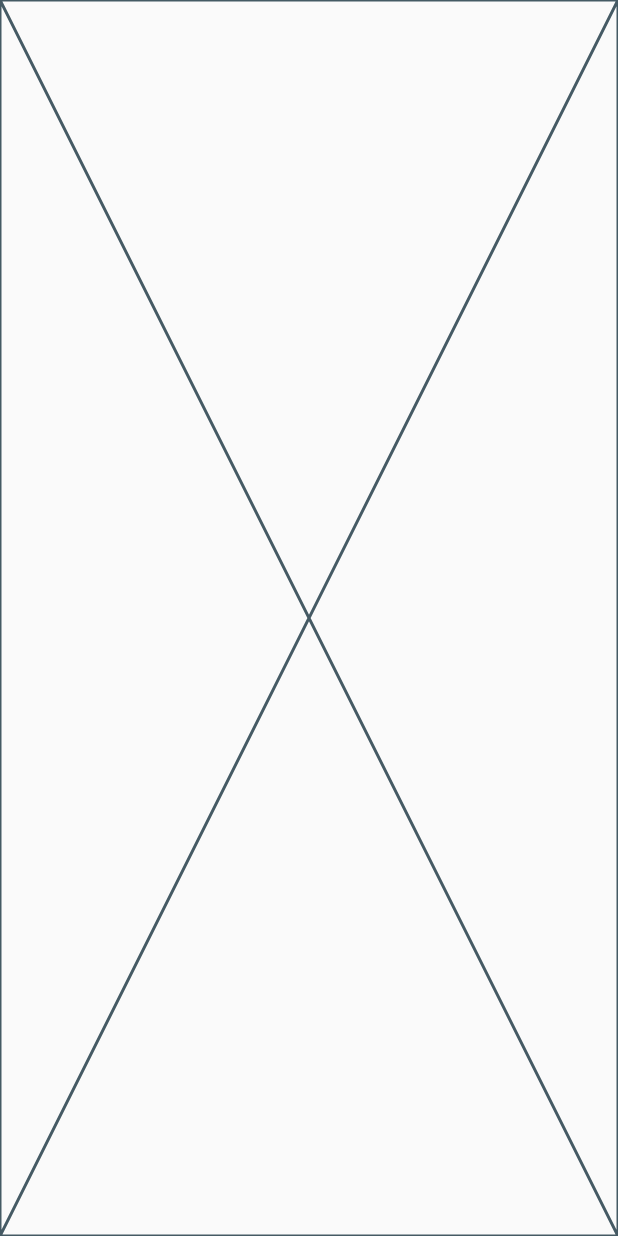
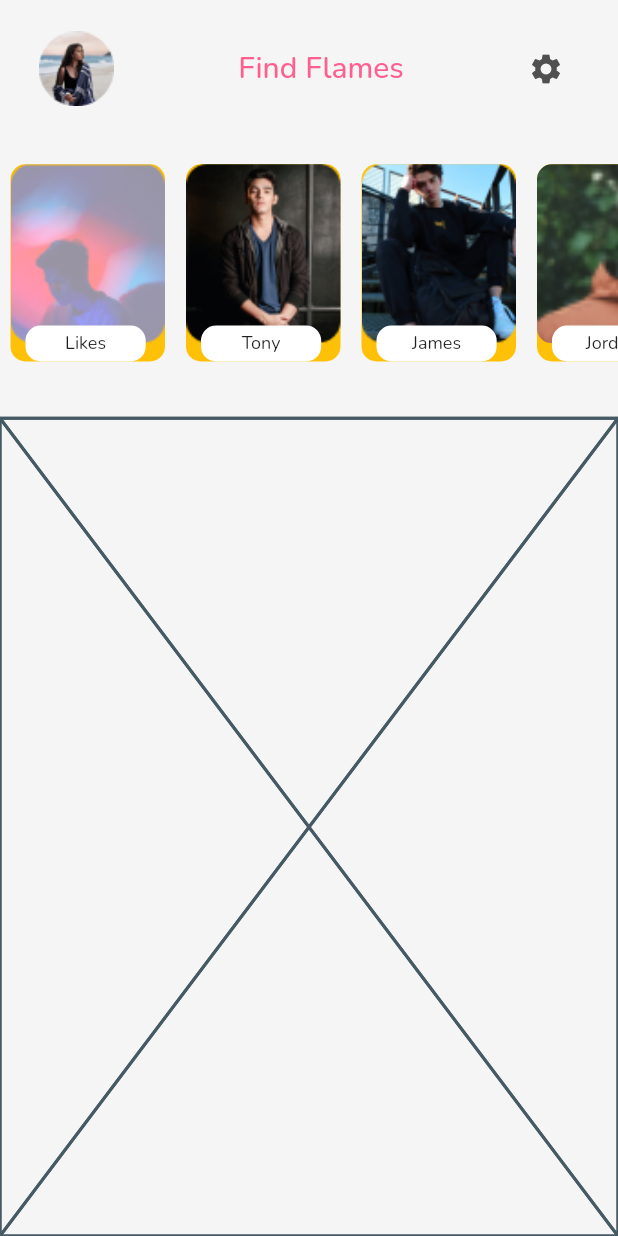
Before and after one commit to Vinit-Juikar/Find_Flames_Internship_Application, a Flutter app: the screen it shows after launch, on a phone screen of 412 x 824 dp. Run offline on Flutter 3.47's test engine with Material 2 defaults, Android fonts, the phone set to English and light mode, and no system bars; our stand-ins replace flutter_screenutil, google_fonts.

Commit message:
appbar implemented successfully

```diff
--- /dev/null
+++ b/lib/data/list_for_widgets.dart
@@ -0,0 +1,12 @@
+List NamesForHomeScreen = [
+  "Likes",
+  "Tony",
+  "James",
+  "Jordan",
+];
+List ImagesForHomeScreen = [
+  "assets/images/Rectangle 453.png",
+  "assets/images/Rectangle 454.png",
+  "assets/images/Rectangle 458.png",
+  "assets/images/Rectangle 459.png"
+];
--- a/lib/main.dart
+++ b/lib/main.dart
@@ -1,5 +1,6 @@
 import 'package:find_flames_internship_application/screens/main_home_screen.dart';
 import 'package:flutter/material.dart';
+import 'package:flutter_screenutil/flutter_screenutil.dart';
 
 void main() {
   runApp(MyApp());
@@ -10,11 +11,18 @@ class MyApp extends StatelessWidget {
 
   @override
   Widget build(BuildContext context) {
-    return const  MaterialApp(
-      home: SafeArea(
-          child: Scaffold(
-        body: MainHomeScreen(),
-      )),
+    return ScreenUtilInit(
+      designSize: const Size(360, 690),
+      builder: (context, child) {
+        return const MaterialApp(
+          debugShowCheckedModeBanner: false,
+          home: SafeArea(
+            child: Scaffold(
+              body: MainHomeScreen(),
+            ),
+          ),
+        );
+      },
     );
   }
 }
--- a/lib/screens/main_home_screen.dart
+++ b/lib/screens/main_home_screen.dart
@@ -1,11 +1,26 @@
-import 'package:flutter/src/widgets/framework.dart';
-import 'package:flutter/src/widgets/placeholder.dart';
+import 'package:find_flames_internship_application/widgets/appbar.dart';
+import 'package:find_flames_internship_application/widgets/list_of_people_on_home_screen.dart';
+import 'package:find_flames_internship_application/widgets/searchBar_and_messages.dart';
+import 'package:flutter/material.dart';
+
+
 
 class MainHomeScreen extends StatelessWidget {
   const MainHomeScreen({super.key});
 
   @override
   Widget build(BuildContext context) {
-    return const Placeholder();
+    return Scaffold(
+      backgroundColor: Color(0xFFF5F5F5),
+      appBar: AppBarForHomeScreen(),
+      body: Column(
+        // mainAxisAlignment: MainAxisAlignment.center,
+        children: [
+          listOfFriendsOnHomeScreen(),
+          searchBarAndMessages(),
+
+        ],
+      ),
+    );
   }
 }
--- /dev/null
+++ b/lib/widgets/appbar.dart
@@ -0,0 +1,40 @@
+import 'package:flutter/material.dart';
+import 'package:google_fonts/google_fonts.dart';
+import 'package:flutter_screenutil/flutter_screenutil.dart';
+
+AppBar AppBarForHomeScreen() {
+  return AppBar(
+    backgroundColor: Color(0xFFF5F5F5),
+    toolbarHeight: 60.h,
+    elevation: 0,
+    title: Container(
+      margin: EdgeInsets.only(top: 20),
+      child: Row(
+        children: [
+          Container(
+            margin: EdgeInsets.only(left: 10),
+            child: Image.asset("assets/images/Ellipse 2.png"),
+          ),
+          Spacer(),
+          Text(
+            "Find Flames",
+            style: GoogleFonts.nunito(
+              textStyle: const TextStyle(
+                fontSize: 20,
+                color: Color(0xFFFF5F8F),
+              ),
+            ),
+          ),
+          Spacer(),
+          Container(
+            margin: EdgeInsets.only(right: 20),
+            child: const Icon(
+              Icons.settings,
+              color: Color(0xFF505050),
+            ),
+          )
+        ],
+      ),
+    ),
+  );
+}
--- /dev/null
+++ b/lib/widgets/list_of_people_on_home_screen.dart
@@ -0,0 +1,67 @@
+import 'package:find_flames_internship_application/data/list_for_widgets.dart';
+import 'package:flutter/material.dart';
+import 'package:flutter_screenutil/flutter_screenutil.dart';
+import 'package:google_fonts/google_fonts.dart';
+
+Widget listOfFriendsOnHomeScreen() {
+  return Container(
+    margin: EdgeInsets.symmetric(vertical: 20),
+    height: 140.h,
+    width: double.infinity,
+    // color: Colors.black,
+    child: ListView.builder(
+      scrollDirection: Axis.horizontal,
+      itemCount: 4,
+      itemBuilder: (context, index) {
+        return Center(
+          child: Container(
+            margin: EdgeInsets.symmetric(
+              horizontal: 7,
+            ),
+            height: 110.h,
+            width: 90.w,
+            decoration: BoxDecoration(
+                color: Colors.amber,
+                borderRadius: BorderRadius.all(Radius.circular(10))),
+            child: Stack(
+              children: [
+                Container(
+                  height: 100.h,
+                  width: 90.w,
+                  child: ClipRRect(
+                    borderRadius: BorderRadius.all(Radius.circular(10)),
+                    child: Image.asset(
+                      ImagesForHomeScreen[index],
+                      fit: BoxFit.cover,
+                    ),
+                  ),
+                ), // this is for image
+                Positioned(
+                  left: 10,
+                  bottom: 0,
+                  child: Container(
+                    height: 20.h,
+                    width: 70.w,
+                    decoration: BoxDecoration(
+                        color: Colors.white,
+                        borderRadius: BorderRadius.all(Radius.circular(10))),
+                    child: Center(
+                      child: Text(
+                        NamesForHomeScreen[index],
+                        style: GoogleFonts.nunito(
+                          textStyle: TextStyle(
+                            fontSize: 12,
+                          ),
+                        ),
+                      ),
+                    ),
+                  ),
+                ), // this is for the name
+              ],
+            ),
+          ),
+        );
+      },
+    ),
+  );
+}
--- /dev/null
+++ b/lib/widgets/messages.dart
@@ -0,0 +1,11 @@
+import 'package:flutter/src/widgets/framework.dart';
+import 'package:flutter/src/widgets/placeholder.dart';
+
+class messages extends StatelessWidget {
+  const messages({super.key});
+
+  @override
+  Widget build(BuildContext context) {
+    return const Placeholder();
+  }
+}
--- /dev/null
+++ b/lib/widgets/searchBar.dart
@@ -0,0 +1,11 @@
+import 'package:flutter/src/widgets/framework.dart';
+import 'package:flutter/src/widgets/placeholder.dart';
+
+class searchBar extends StatelessWidget {
+  const searchBar({super.key});
+
+  @override
+  Widget build(BuildContext context) {
+    return const Placeholder();
+  }
+}
--- /dev/null
+++ b/lib/widgets/searchBar_and_messages.dart
@@ -0,0 +1,22 @@
+import 'package:flutter/material.dart';
+import 'package:flutter/src/widgets/framework.dart';
+import 'package:flutter/src/widgets/placeholder.dart';
+
+import 'messages.dart';
+import 'searchBar.dart';
+
+class searchBarAndMessages extends StatelessWidget {
+  const searchBarAndMessages({super.key});
+
+  @override
+  Widget build(BuildContext context) {
+    return Expanded(
+      child: Stack(
+        children: [
+          searchBar(),
+          messages(),
+        ],
+      ),
+    );
+  }
+}
--- a/pubspec.yaml
+++ b/pubspec.yaml
@@ -35,6 +35,8 @@ dependencies:
   # The following adds the Cupertino Icons font to your application.
   # Use with the CupertinoIcons class for iOS style icons.
   cupertino_icons: ^1.0.2
+  flutter_screenutil: ^5.7.0
+  google_fonts: ^4.0.3
 
 dev_dependencies:
   flutter_test:
@@ -59,8 +61,8 @@ flutter:
   uses-material-design: true
 
   # To add assets to your application, add an assets section, like this:
-  # assets:
-  #   - images/a_dot_burr.jpeg
+  assets:
+    - assets/images/
   #   - images/a_dot_ham.jpeg
 
   # An image asset can refer to one or more resolution-specific "variants", see
```
Also changed, not shown: pubspec.lock, 1 other file.
